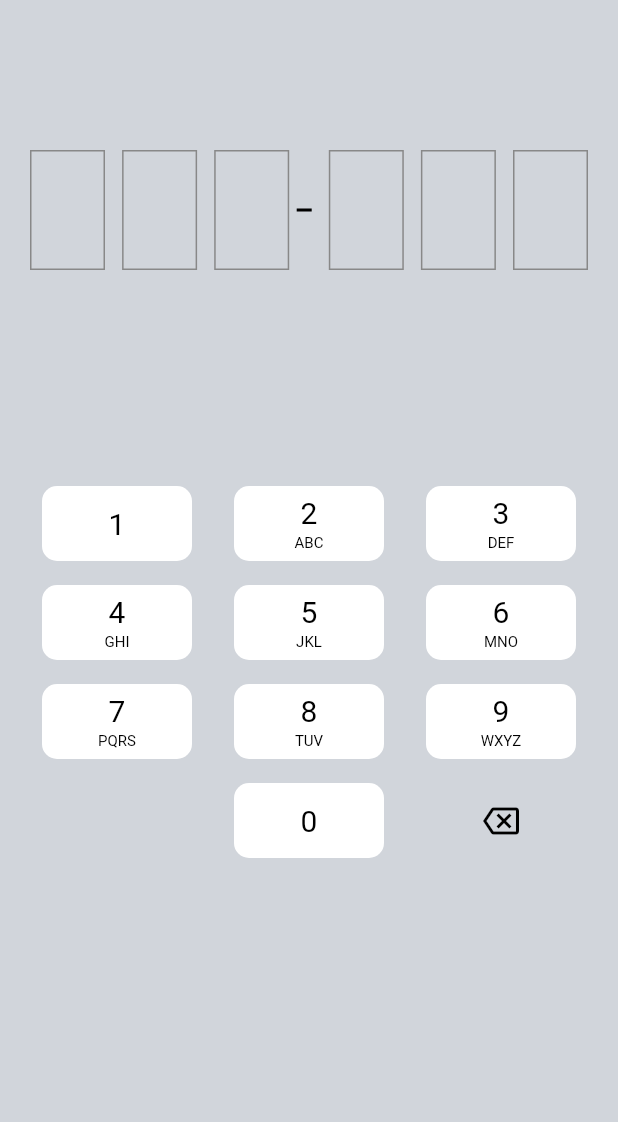
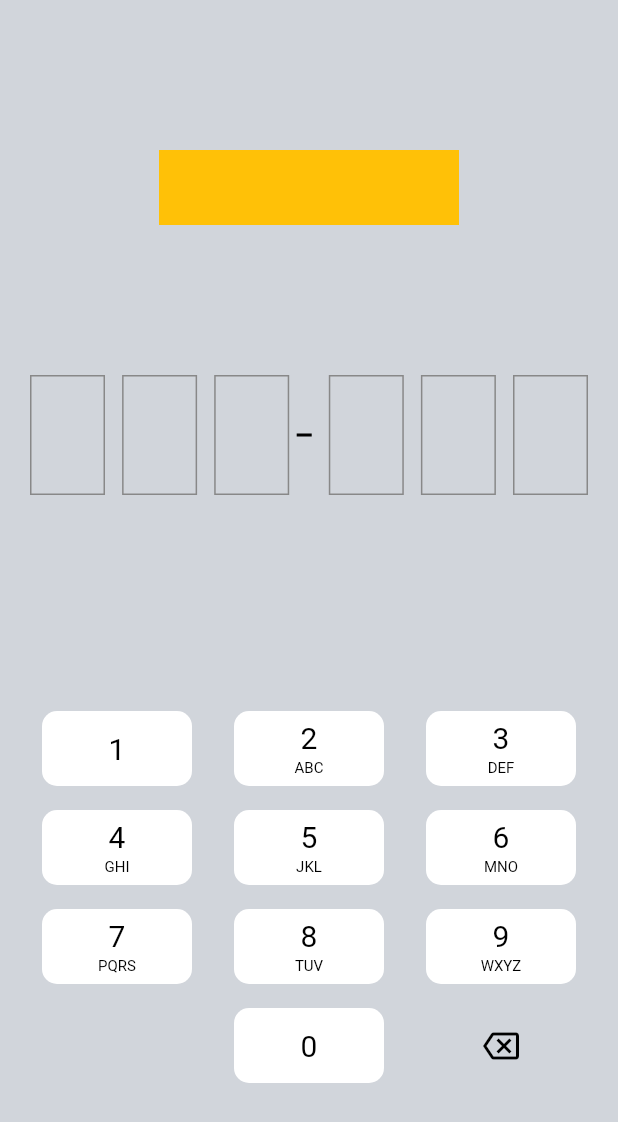
Before and after one commit to Honghm/flutter_teamplate, a Flutter app: the HomePage screen opened directly, on a phone screen of 412 x 824 dp. Shown: the top 1122 px of the screen. Run offline on Flutter 3.47's test engine with Material 2 defaults, Android fonts, the phone set to English and light mode, and no system bars; our stand-ins replace camera, intl_phone_number_input; missing offline and left inert: photo_manager.

Commit message:
[29/11/21] update_!

```diff
--- a/example/lib/home_page.dart
+++ b/example/lib/home_page.dart
@@ -1,5 +1,6 @@
 import 'dart:async';
 
+import 'package:example/screen1.dart';
 import 'package:flutter/material.dart';
 import 'package:flutter_modules/flutter_modules.dart';
 
@@ -19,8 +20,8 @@ class _HomePageState extends State<HomePage> {
   void initState() {
     errorController = StreamController<ErrorAnimationType>();
     super.initState();
+  }
 
-  }
   @override
   void dispose() {
     controller.dispose();
@@ -40,7 +41,23 @@ class _HomePageState extends State<HomePage> {
       backgroundColor: Color(0xFFD1D5DB),
       body: Column(
         children: [
-          SizedBox(height: 100,),
+          SizedBox(
+            height: 100,
+          ),
+          GestureDetector(
+            onTap: () {
+              Navigator.push(
+                  context, MaterialPageRoute(builder: (context) => Screen1()));
+            },
+            child: Container(
+              height: 50,
+              width: 200,
+              color: Colors.amber,
+            ),
+          ),
+          SizedBox(
+            height: 100,
+          ),
           Container(
             padding: EdgeInsets.symmetric(horizontal: 20),
             child: PinCodeTextField(
@@ -62,17 +79,17 @@ class _HomePageState extends State<HomePage> {
                   borderWidth: 1,
                   activeColor: Color(0xFF01AB01),
                   inactiveColor: Color(0xFF888888),
-                  shape: PinCodeFieldShape.box
-              ),
+                  shape: PinCodeFieldShape.box),
               onChanged: (String value) {
-                if(value.length==6){
-                  errorController!.add(ErrorAnimationType
-                      .shake);
+                if (value.length == 6) {
+                  errorController!.add(ErrorAnimationType.shake);
                 }
               },
             ),
           ),
-          SizedBox(height: 100,),
+          SizedBox(
+            height: 100,
+          ),
           Expanded(
             child: Align(
                 alignment: Alignment.bottomCenter,
@@ -82,14 +99,13 @@ class _HomePageState extends State<HomePage> {
                   child: Keyboard(
                     onKeyboardTap: _onKeyboardTap,
                     textStyle: TextStyle(color: Colors.black, fontSize: 20),
-
                     numHeight: 50,
                     numWidth: 100,
                     rightButtonFn: () {
                       setState(() {
-                       if(controller.text.length>0)
-                         controller.text = controller.text
-                             .substring(0, controller.text.length - 1);
+                        if (controller.text.length > 0)
+                          controller.text = controller.text
+                              .substring(0, controller.text.length - 1);
                       });
                     },
                     rightIcon: Icon(
--- a/pubspec.yaml
+++ b/pubspec.yaml
@@ -1,6 +1,6 @@
 name: flutter_modules
 description: Template of some commonly used widgets.
-version: 0.0.8
+version: 0.0.9
 homepage: https://github.com/Covisoft/flutter_modules
 
 environment:
```
Also changed, not shown: example/lib/persistent_tab_bar_view.dart (+6 -1 lines), example/lib/screen1.dart (added, +30 -0 lines), lib/persistent-tab-view/persistent-tab-view.widget.dart (+49 -50 lines), example/pubspec.lock.
